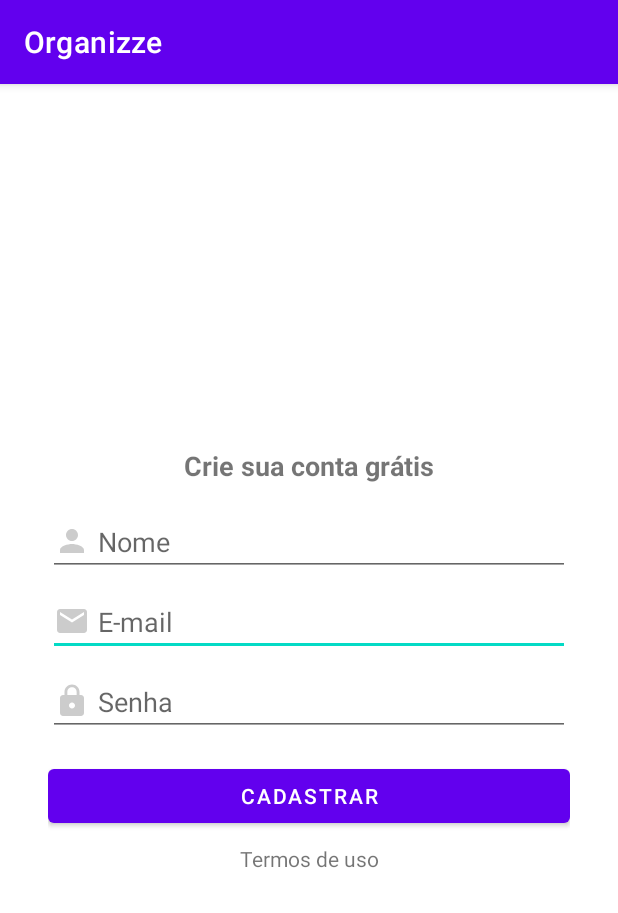
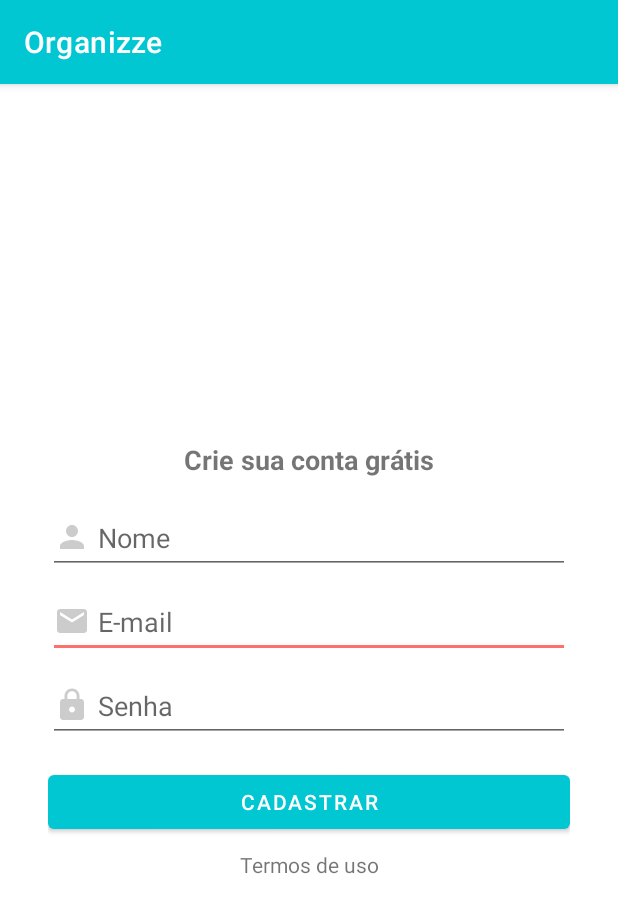
Before and after one commit to vcolofati/my-organizze-app, an Android app: the SignupActivity screen opened directly, with no data from a screen before it, on a phone screen of 412 x 824 dp. Shown: the top 913 px of the screen. Run offline under Robolectric (Android 15) with nearby library versions, the phone set to English and light mode, and no system bars; our stand-ins replace Firebase (no records; nobody signed in at launch, a user with empty details on screens opened directly).

Commit message:
Implementação signup usuário junto ao Firebase

```diff
--- a/app/build.gradle
+++ b/app/build.gradle
@@ -38,8 +38,9 @@ dependencies {
     implementation 'androidx.appcompat:appcompat:1.4.0'
     implementation 'com.google.android.material:material:1.4.0'
     implementation 'androidx.constraintlayout:constraintlayout:2.1.2'
-    implementation 'com.google.firebase:firebase-database:20.0.3'
-    implementation 'com.google.firebase:firebase-auth:21.0.1'
+    implementation platform('com.google.firebase:firebase-bom:29.0.3')
+    implementation 'com.google.firebase:firebase-database'
+    implementation 'com.google.firebase:firebase-auth-ktx'
     implementation 'com.heinrichreimersoftware:material-intro:2.0.0'
     testImplementation 'junit:junit:4.+'
     androidTestImplementation 'androidx.test.ext:junit:1.1.3'
--- a/app/src/main/java/com/vcolofati/organizze/activities/SignupActivity.kt
+++ b/app/src/main/java/com/vcolofati/organizze/activities/SignupActivity.kt
@@ -1,12 +1,69 @@
 package com.vcolofati.organizze.activities
 
+import android.os.Bundle
+import android.widget.Button
+import android.widget.EditText
+import android.widget.Toast
 import androidx.appcompat.app.AppCompatActivity
-import android.os.Bundle
+import androidx.lifecycle.ViewModelProvider
+import com.google.firebase.auth.FirebaseAuthInvalidCredentialsException
+import com.google.firebase.auth.FirebaseAuthUserCollisionException
+import com.google.firebase.auth.FirebaseAuthWeakPasswordException
 import com.vcolofati.organizze.R
+import com.vcolofati.organizze.models.User
+import com.vcolofati.organizze.viewmodels.SignupViewModel
 
 class SignupActivity : AppCompatActivity() {
+
+    private lateinit var buttonSignup: Button
+    private lateinit var editName: EditText
+    private lateinit var editEmail: EditText
+    private lateinit var editPassword: EditText
+    private lateinit var viewModel: SignupViewModel
+
     override fun onCreate(savedInstanceState: Bundle?) {
         super.onCreate(savedInstanceState)
         setContentView(R.layout.activity_signup)
+
+
+        viewModel = ViewModelProvider(this).get(SignupViewModel::class.java)
+
+        buttonSignup = findViewById(R.id.buttonSignup)
+        editName = findViewById(R.id.editName)
+        editEmail = findViewById(R.id.editEmail)
+        editPassword = findViewById(R.id.editPassword)
+
+        setObservers()
+
+        buttonSignup.setOnClickListener {
+            val name = this.editName.text.toString()
+            val email = this.editEmail.text.toString()
+            val password = this.editPassword.text.toString()
+            this.viewModel.signup(User(name, email, password)).addOnCompleteListener(this) { task ->
+                if (task.isSuccessful) {
+                    Toast.makeText(this, "Sucesso ao cadastrar usuário", Toast.LENGTH_SHORT).show()
+                } else {
+                    var message = ""
+                    try {
+                        throw task.exception!!
+                    } catch (e: FirebaseAuthWeakPasswordException) {
+                        message = "Digite uma senha mais forte"
+                    } catch (e: FirebaseAuthInvalidCredentialsException) {
+                        message = "Por favor, digite um email válido"
+                    } catch (e: FirebaseAuthUserCollisionException) {
+                        message = "E-mail já está em uso"
+                    } catch (e: Exception) {
+                        message = "Erro ao cadastrar usuário: ${e.message}"
+                    }
+                    Toast.makeText(this, message, Toast.LENGTH_SHORT).show()
+                }
+            }
+        }
+    }
+
+    fun setObservers() {
+        this.viewModel.feedback().observe(this, { feedback: String ->
+            Toast.makeText(this, feedback, Toast.LENGTH_SHORT).show()
+        })
     }
 }
--- /dev/null
+++ b/app/src/main/java/com/vcolofati/organizze/models/User.kt
@@ -0,0 +1,3 @@
+package com.vcolofati.organizze.models
+
+data class User (val name: String, val email: String, val password: String)
--- /dev/null
+++ b/app/src/main/java/com/vcolofati/organizze/repositories/AuthRepository.kt
@@ -0,0 +1,18 @@
+package com.vcolofati.organizze.repositories
+
+import com.google.android.gms.tasks.Task
+import com.google.firebase.auth.AuthResult
+import com.google.firebase.auth.FirebaseAuth
+import com.google.firebase.auth.ktx.auth
+import com.google.firebase.ktx.Firebase
+import com.vcolofati.organizze.models.User
+
+class AuthRepository {
+    companion object {
+        private val auth: FirebaseAuth = Firebase.auth
+    }
+
+    fun signup(user: User) : Task<AuthResult> {
+        return auth.createUserWithEmailAndPassword(user.email, user.password)
+    }
+}
--- /dev/null
+++ b/app/src/main/java/com/vcolofati/organizze/viewmodels/SignupViewModel.kt
@@ -0,0 +1,39 @@
+package com.vcolofati.organizze.viewmodels
+
+import androidx.lifecycle.LiveData
+import androidx.lifecycle.MutableLiveData
+import androidx.lifecycle.ViewModel
+import com.google.android.gms.tasks.Task
+import com.google.firebase.auth.AuthResult
+import com.vcolofati.organizze.models.User
+import com.vcolofati.organizze.repositories.AuthRepository
+
+class SignupViewModel: ViewModel() {
+
+    private val repository: AuthRepository = AuthRepository()
+
+    private var mFeedback: MutableLiveData<String> = MutableLiveData()
+
+    private fun validateFields(user: User): Boolean {
+        var valid = false
+        when {
+            user.name.isEmpty() -> mFeedback.value = "Preencha o nome"
+            user.email.isEmpty() -> mFeedback.value = "Preencha o email"
+            user.password.isEmpty() -> mFeedback.value = "Preencha a senha"
+            else -> valid = true
+        }
+        return valid
+    }
+
+    fun signup(user: User) : Task<AuthResult> {
+        lateinit var task: Task<AuthResult>
+        if (validateFields(user)) {
+            task = this.repository.signup(user)
+        }
+        return task
+    }
+
+    fun feedback(): LiveData<String> {
+        return mFeedback
+    }
+}
--- a/app/src/main/res/layout/activity_signin.xml
+++ b/app/src/main/res/layout/activity_signin.xml
@@ -43,6 +43,7 @@
         android:ems="10"
         android:hint="E-mail"
         android:inputType="textEmailAddress"
+        android:minHeight="48dp"
         app:layout_constraintBottom_toTopOf="@+id/editTextPassword2"
         app:layout_constraintEnd_toEndOf="parent"
         app:layout_constraintHorizontal_bias="0.5"
@@ -59,6 +60,7 @@
         android:ems="10"
         android:hint="Senha"
         android:inputType="textPassword"
+        android:minHeight="48dp"
         app:layout_constraintBottom_toTopOf="@+id/button2"
         app:layout_constraintEnd_toEndOf="parent"
         app:layout_constraintHorizontal_bias="0.5"
--- a/app/src/main/res/layout/activity_signup.xml
+++ b/app/src/main/res/layout/activity_signup.xml
@@ -15,14 +15,14 @@
         android:text="Crie sua conta grátis"
         android:textSize="18sp"
         android:textStyle="bold"
-        app:layout_constraintBottom_toTopOf="@+id/editTextName"
+        app:layout_constraintBottom_toTopOf="@+id/editName"
         app:layout_constraintEnd_toEndOf="parent"
         app:layout_constraintStart_toStartOf="parent"
         app:layout_constraintTop_toTopOf="parent"
         app:layout_constraintVertical_chainStyle="packed" />
 
     <EditText
-        android:id="@+id/editTextEmail"
+        android:id="@+id/editEmail"
         android:layout_width="0dp"
         android:layout_height="wrap_content"
         android:layout_marginBottom="8dp"
@@ -31,14 +31,15 @@
         android:ems="10"
         android:hint="E-mail"
         android:inputType="textEmailAddress"
-        app:layout_constraintBottom_toTopOf="@+id/editTextPassword"
+        android:minHeight="48dp"
+        app:layout_constraintBottom_toTopOf="@+id/editPassword"
         app:layout_constraintEnd_toEndOf="parent"
         app:layout_constraintHorizontal_bias="0.5"
         app:layout_constraintStart_toStartOf="parent"
-        app:layout_constraintTop_toBottomOf="@+id/editTextName" />
+        app:layout_constraintTop_toBottomOf="@+id/editName" />
 
     <EditText
-        android:id="@+id/editTextPassword"
+        android:id="@+id/editPassword"
         android:layout_width="0dp"
         android:layout_height="wrap_content"
         android:layout_marginBottom="16dp"
@@ -47,14 +48,15 @@
         android:ems="10"
         android:hint="Senha"
         android:inputType="textPassword"
-        app:layout_constraintBottom_toTopOf="@+id/button"
+        android:minHeight="48dp"
+        app:layout_constraintBottom_toTopOf="@+id/buttonSignup"
         app:layout_constraintEnd_toEndOf="parent"
         app:layout_constraintHorizontal_bias="0.5"
         app:layout_constraintStart_toStartOf="parent"
-        app:layout_constraintTop_toBottomOf="@+id/editTextEmail" />
+        app:layout_constraintTop_toBottomOf="@+id/editEmail" />
 
     <EditText
-        android:id="@+id/editTextName"
+        android:id="@+id/editName"
         android:layout_width="0dp"
         android:layout_height="wrap_content"
         android:layout_marginBottom="8dp"
@@ -63,14 +65,15 @@
         android:ems="10"
         android:hint="Nome"
         android:inputType="textPersonName"
-        app:layout_constraintBottom_toTopOf="@+id/editTextEmail"
+        android:minHeight="48dp"
+        app:layout_constraintBottom_toTopOf="@+id/editEmail"
         app:layout_constraintEnd_toEndOf="parent"
         app:layout_constraintHorizontal_bias="0.5"
         app:layout_constraintStart_toStartOf="parent"
         app:layout_constraintTop_toBottomOf="@+id/textView5" />
 
     <Button
-        android:id="@+id/button"
+        android:id="@+id/buttonSignup"
         android:layout_width="0dp"
         android:layout_height="wrap_content"
         android:layout_marginBottom="8dp"
@@ -79,7 +82,7 @@
         app:layout_constraintEnd_toEndOf="parent"
         app:layout_constraintHorizontal_bias="0.5"
         app:layout_constraintStart_toStartOf="parent"
-        app:layout_constraintTop_toBottomOf="@+id/editTextPassword" />
+        app:layout_constraintTop_toBottomOf="@+id/editPassword" />
 
     <TextView
         android:id="@+id/textView6"
@@ -90,5 +93,5 @@
         app:layout_constraintEnd_toEndOf="parent"
         app:layout_constraintHorizontal_bias="0.5"
         app:layout_constraintStart_toStartOf="parent"
-        app:layout_constraintTop_toBottomOf="@+id/button" />
+        app:layout_constraintTop_toBottomOf="@+id/buttonSignup" />
 </androidx.constraintlayout.widget.ConstraintLayout>
--- a/app/src/main/res/values/colors.xml
+++ b/app/src/main/res/values/colors.xml
@@ -1,10 +1,6 @@
 <?xml version="1.0" encoding="utf-8"?>
 <resources>
-    <color name="purple_200">#FFBB86FC</color>
-    <color name="purple_500">#FF6200EE</color>
-    <color name="purple_700">#FF3700B3</color>
-    <color name="teal_200">#FF03DAC5</color>
-    <color name="teal_700">#FF018786</color>
-    <color name="black">#FF000000</color>
-    <color name="white">#FFFFFFFF</color>
+    <color name="colorPrimary">#01C7D2</color>
+    <color name="colorPrimaryDark">#00B2BC</color>
+    <color name="colorAccent">#FF706A</color>
 </resources>
--- a/app/src/main/res/values/themes.xml
+++ b/app/src/main/res/values/themes.xml
@@ -1,17 +1,12 @@
 <resources xmlns:tools="http://schemas.android.com/tools">
     <!-- Base application theme. -->
-    <style name="Theme.Organizze" parent="Theme.MaterialComponents.DayNight.DarkActionBar">
-        <!-- Primary brand color. -->
-        <item name="colorPrimary">@color/purple_500</item>
-        <item name="colorPrimaryVariant">@color/purple_700</item>
-        <item name="colorOnPrimary">@color/white</item>
-        <!-- Secondary brand color. -->
-        <item name="colorSecondary">@color/teal_200</item>
-        <item name="colorSecondaryVariant">@color/teal_700</item>
-        <item name="colorOnSecondary">@color/black</item>
+    <style name="Theme.Organizze" parent="Theme.MaterialComponents.Light.DarkActionBar">
         <!-- Status bar color. -->
         <item name="android:statusBarColor" tools:targetApi="l">?attr/colorPrimaryVariant</item>
         <!-- Customize your theme here. -->
+        <item name="colorPrimary">@color/colorPrimary</item>
+        <item name="colorPrimaryVariant">@color/colorPrimaryDark</item>
+        <item name="colorSecondary">@color/colorAccent</item>
     </style>
 
     <style name="textGrey">
```
Also changed, not shown: app/src/main/java/com/vcolofati/organizze/activities/CustomIntroActivity.kt (+5 -5 lines).
